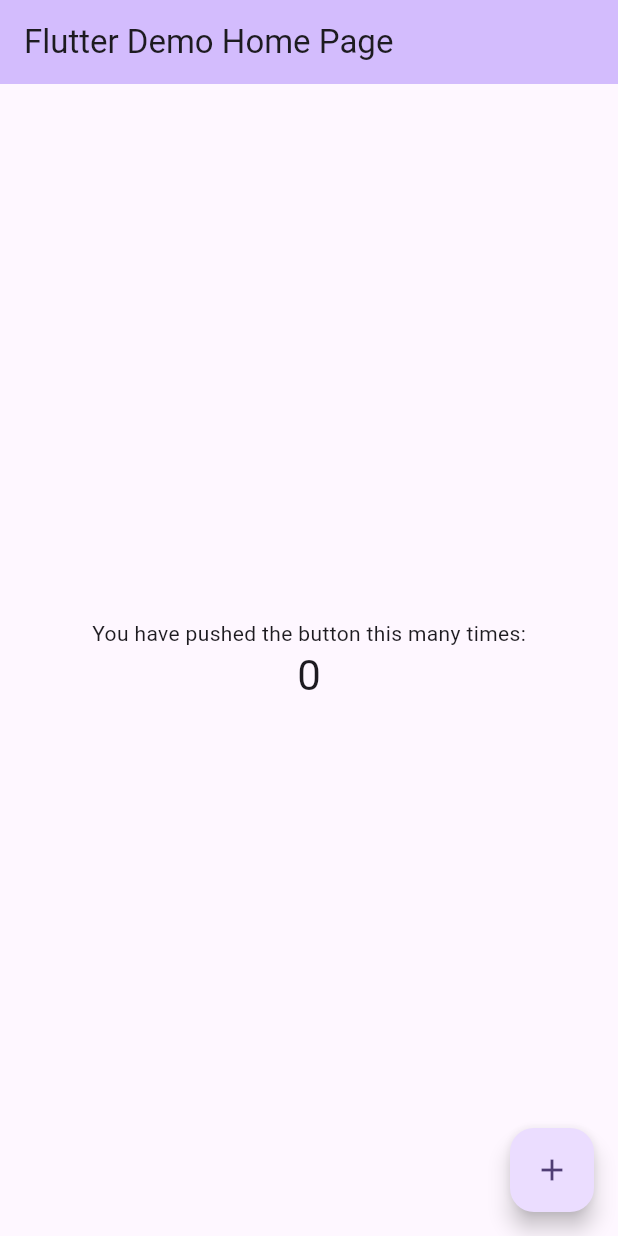
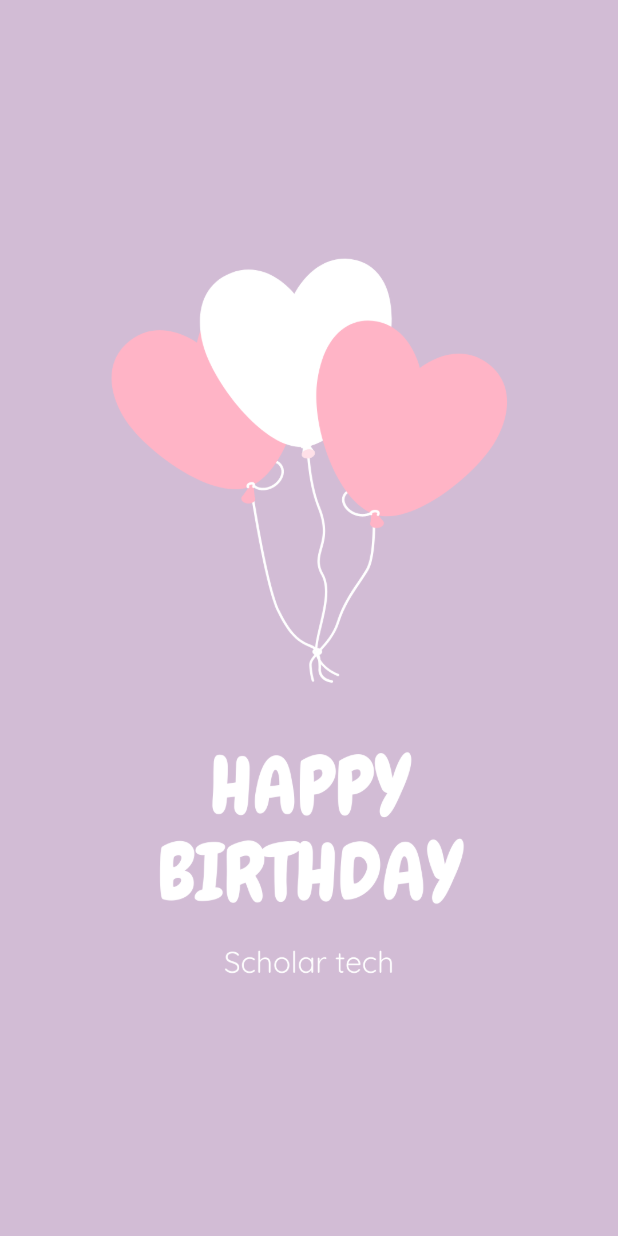
Before and after one commit to ahmed-arafa-0/birthday_card, a Flutter app: the screen it shows after launch, on a phone screen of 412 x 824 dp. Run offline on Flutter 3.47's test engine with Material 3 defaults, Android fonts, the phone set to English and light mode, and no system bars.

Commit message:
Add birthday card image and update main.dart

```diff
--- a/lib/main.dart
+++ b/lib/main.dart
@@ -1,125 +1,26 @@
 import 'package:flutter/material.dart';
 
 void main() {
-  runApp(const MyApp());
+  runApp(const BirthdayCard());
 }
 
-class MyApp extends StatelessWidget {
-  const MyApp({super.key});
+class BirthdayCard extends StatelessWidget {
+  const BirthdayCard({super.key});
 
-  // This widget is the root of your application.
   @override
   Widget build(BuildContext context) {
-    return MaterialApp(
-      title: 'Flutter Demo',
-      theme: ThemeData(
-        // This is the theme of your application.
-        //
-        // TRY THIS: Try running your application with "flutter run". You'll see
-        // the application has a purple toolbar. Then, without quitting the app,
-        // try changing the seedColor in the colorScheme below to Colors.green
-        // and then invoke "hot reload" (save your changes or press the "hot
-        // reload" button in a Flutter-supported IDE, or press "r" if you used
-        // the command line to start the app).
-        //
-        // Notice that the counter didn't reset back to zero; the application
-        // state is not lost during the reload. To reset the state, use hot
-        // restart instead.
-        //
-        // This works for code too, not just values: Most code changes can be
-        // tested with just a hot reload.
-        colorScheme: ColorScheme.fromSeed(seedColor: Colors.deepPurple),
-        useMaterial3: true,
+    return const MaterialApp(
+      debugShowCheckedModeBanner: false,
+      home: Scaffold(
+        backgroundColor: Color(0xFFD2BCD5),
+        body: Center(
+          child: Image(
+            image: AssetImage(
+              'assets/images/birthday_card.png',
+            ),
+          ),
+        ),
       ),
-      home: const MyHomePage(title: 'Flutter Demo Home Page'),
     );
   }
 }
-
-class MyHomePage extends StatefulWidget {
-  const MyHomePage({super.key, required this.title});
-
-  // This widget is the home page of your application. It is stateful, meaning
-  // that it has a State object (defined below) that contains fields that affect
-  // how it looks.
-
-  // This class is the configuration for the state. It holds the values (in this
-  // case the title) provided by the parent (in this case the App widget) and
-  // used by the build method of the State. Fields in a Widget subclass are
-  // always marked "final".
-
-  final String title;
-
-  @override
-  State<MyHomePage> createState() => _MyHomePageState();
-}
-
-class _MyHomePageState extends State<MyHomePage> {
-  int _counter = 0;
-
-  void _incrementCounter() {
-    setState(() {
-      // This call to setState tells the Flutter framework that something has
-      // changed in this State, which causes it to rerun the build method below
-      // so that the display can reflect the updated values. If we changed
-      // _counter without calling setState(), then the build method would not be
-      // called again, and so nothing would appear to happen.
-      _counter++;
-    });
-  }
-
-  @override
-  Widget build(BuildContext context) {
-    // This method is rerun every time setState is called, for instance as done
-    // by the _incrementCounter method above.
-    //
-    // The Flutter framework has been optimized to make rerunning build methods
-    // fast, so that you can just rebuild anything that needs updating rather
-    // than having to individually change instances of widgets.
-    return Scaffold(
-      appBar: AppBar(
-        // TRY THIS: Try changing the color here to a specific color (to
-        // Colors.amber, perhaps?) and trigger a hot reload to see the AppBar
-        // change color while the other colors stay the same.
-        backgroundColor: Theme.of(context).colorScheme.inversePrimary,
-        // Here we take the value from the MyHomePage object that was created by
-        // the App.build method, and use it to set our appbar title.
-        title: Text(widget.title),
-      ),
-      body: Center(
-        // Center is a layout widget. It takes a single child and positions it
-        // in the middle of the parent.
-        child: Column(
-          // Column is also a layout widget. It takes a list of children and
-          // arranges them vertically. By default, it sizes itself to fit its
-          // children horizontally, and tries to be as tall as its parent.
-          //
-          // Column has various properties to control how it sizes itself and
-          // how it positions its children. Here we use mainAxisAlignment to
-          // center the children vertically; the main axis here is the vertical
-          // axis because Columns are vertical (the cross axis would be
-          // horizontal).
-          //
-          // TRY THIS: Invoke "debug painting" (choose the "Toggle Debug Paint"
-          // action in the IDE, or press "p" in the console), to see the
-          // wireframe for each widget.
-          mainAxisAlignment: MainAxisAlignment.center,
-          children: <Widget>[
-            const Text(
-              'You have pushed the button this many times:',
-            ),
-            Text(
-              '$_counter',
-              style: Theme.of(context).textTheme.headlineMedium,
-            ),
-          ],
-        ),
-      ),
-      floatingActionButton: FloatingActionButton(
-        onPressed: _incrementCounter,
-        tooltip: 'Increment',
-        child: const Icon(Icons.add),
-      ), // This trailing comma makes auto-formatting nicer for build methods.
-    );
-  }
-}
--- a/pubspec.yaml
+++ b/pubspec.yaml
@@ -59,8 +59,8 @@
   uses-material-design: true
 
   # To add assets to your application, add an assets section, like this:
-  # assets:
-  #   - images/a_dot_burr.jpeg
+  assets:
+    - assets/images/birthday_card.png
   #   - images/a_dot_ham.jpeg
 
   # An image asset can refer to one or more resolution-specific "variants", see
```
Also changed, not shown: assets/images/birthday_card.png (renamed from assets/images/bd_card.png), 2 other files.
